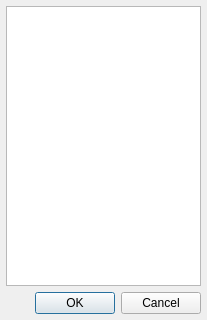
First picture: the form in sources/dialogs/dialog_list.ui, repository davy7125/polyphone, before the edit.
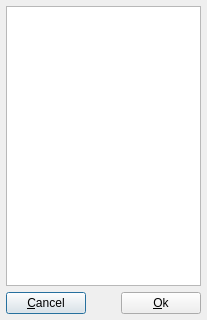
Second picture: the form after the edit. Icons and pictures are not drawn.

What changed in the file:
```diff
--- a/sources/dialogs/dialog_list.ui
+++ b/sources/dialogs/dialog_list.ui
@@ -37,14 +37,35 @@
     <widget class="QListWidget" name="listWidget"/>
    </item>
    <item row="1" column="0">
-    <widget class="QDialogButtonBox" name="buttonBox">
-     <property name="orientation">
-      <enum>Qt::Horizontal</enum>
-     </property>
-     <property name="standardButtons">
-      <set>QDialogButtonBox::Cancel|QDialogButtonBox::Ok</set>
-     </property>
-    </widget>
+    <layout class="QHBoxLayout" name="horizontalLayout">
+     <item>
+      <widget class="QPushButton" name="pushCancel">
+       <property name="text">
+        <string>&amp;Cancel</string>
+       </property>
+      </widget>
+     </item>
+     <item>
+      <spacer name="horizontalSpacer">
+       <property name="orientation">
+        <enum>Qt::Horizontal</enum>
+       </property>
+       <property name="sizeHint" stdset="0">
+        <size>
+         <width>40</width>
+         <height>20</height>
+        </size>
+       </property>
+      </spacer>
+     </item>
+     <item>
+      <widget class="QPushButton" name="pushOk">
+       <property name="text">
+        <string>&amp;Ok</string>
+       </property>
+      </widget>
+     </item>
+    </layout>
    </item>
   </layout>
  </widget>
```
Left out of the diff: 33 changed lines with no effect on the pictures.
